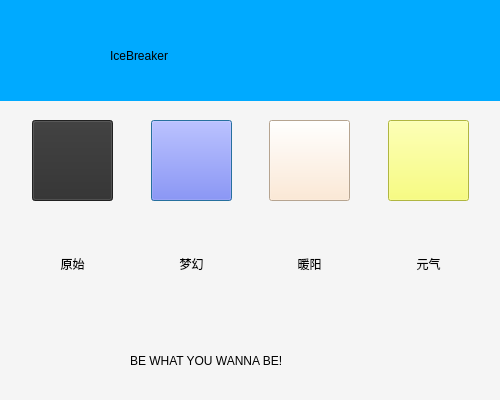
Old version of the form qClient/changecolor_window.ui in the repository AGuan177/QTice.
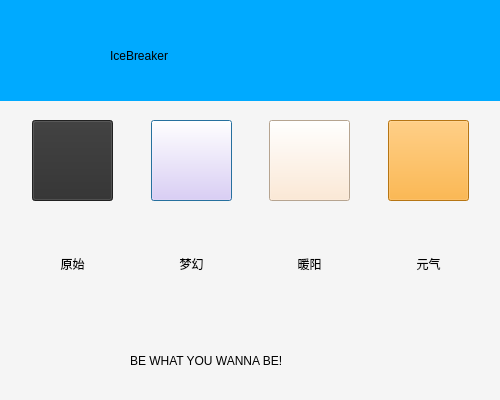
New version of the form.

Commit message: x7(color change 4)

```diff
--- a/qClient/changecolor_window.ui
+++ b/qClient/changecolor_window.ui
@@ -146,7 +146,7 @@
        </size>
       </property>
       <property name="styleSheet">
-       <string notr="true">background-color: rgb(94, 97, 255);</string>
+       <string notr="true">background-color: rgb(233,204,251);</string>
       </property>
       <property name="text">
        <string/>
@@ -267,7 +267,7 @@
        </size>
       </property>
       <property name="styleSheet">
-       <string notr="true">background-color: rgb(247, 255, 90);</string>
+       <string notr="true">background-color: rgb(255,164,27);</string>
       </property>
       <property name="text">
        <string/>
```
The commit also changes 1 other file.
